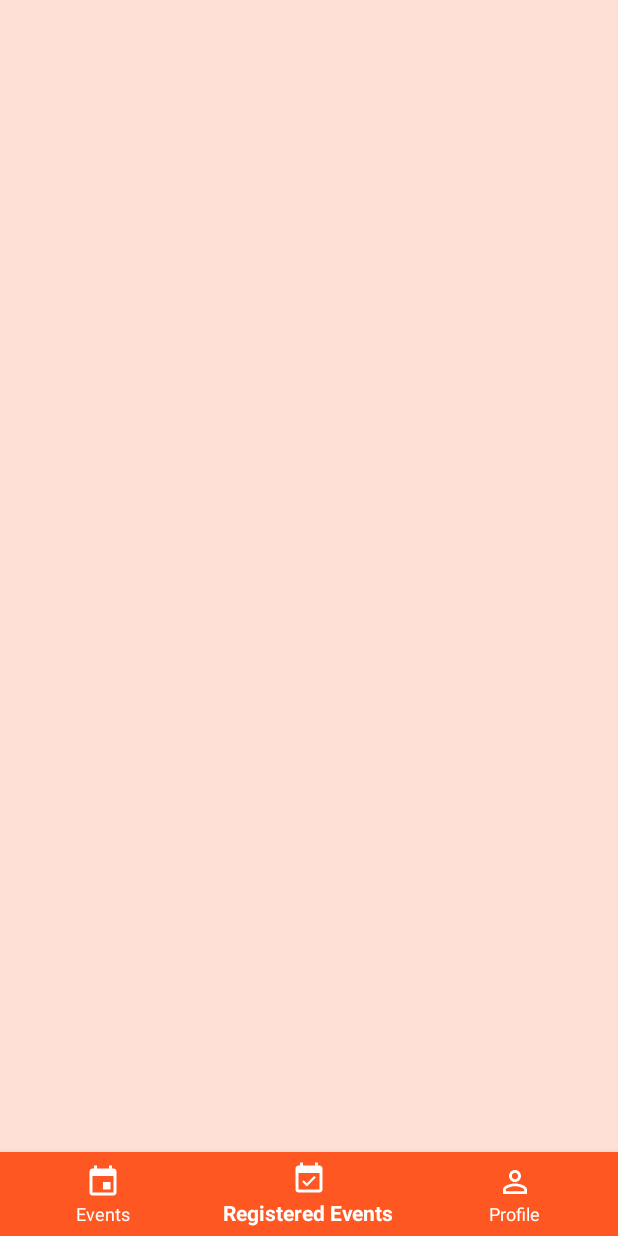
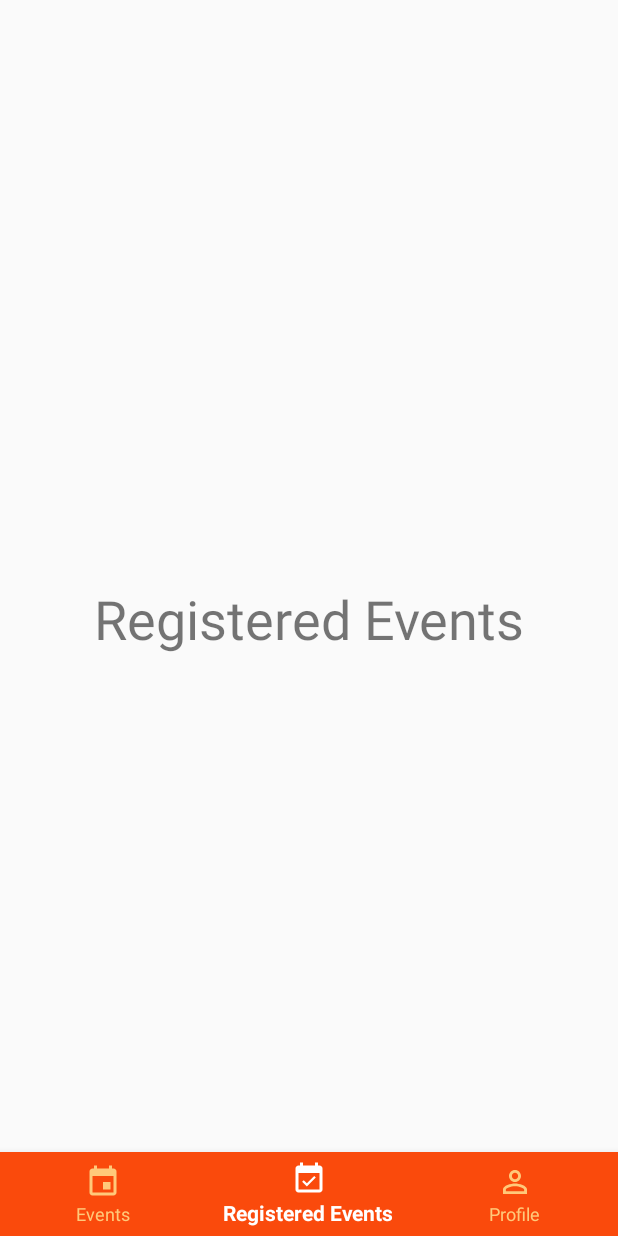
Before and after one commit to BitokBitjob/bitok-app, an Android app: the screen it shows after launch (MainActivity), item 2 of the bottom bar chosen, on a phone screen of 412 x 824 dp. Run offline under Robolectric (Android 15) with nearby library versions, the phone set to English and light mode, and no system bars; our stand-ins replace navigation-ui.

Commit message:
fix bugs

```diff
--- a/app/src/main/java/com/example/bitjobapk/MainActivity.kt
+++ b/app/src/main/java/com/example/bitjobapk/MainActivity.kt
@@ -8,6 +8,7 @@ import androidx.fragment.app.FragmentContainerView
 import androidx.navigation.NavController
 import androidx.navigation.findNavController
 import androidx.navigation.fragment.NavHostFragment
+import androidx.navigation.ui.NavigationUI.setupWithNavController
 import androidx.navigation.ui.setupWithNavController
 import com.example.bitjobapk.ui.main.EventListFragment
 import com.example.bitjobapk.ui.main.ProfileFragment
@@ -20,37 +21,18 @@ class MainActivity : AppCompatActivity() {
 
     private  lateinit var navController: NavController
 
-    private lateinit var navView : NavigationView
 
     override fun onCreate(savedInstanceState: Bundle?) {
         super.onCreate(savedInstanceState)
         setContentView(R.layout.activity_main)
 
 
-        val eventlistFragment = EventListFragment()
-        val registeredEventFragment = RegisteredEventFragment()
-        val profileFragment = ProfileFragment()
-        makeCurrentFragment(eventlistFragment)
-
-        navView.setNavigationItemSelectedListener {
-            when (it.itemId){
-                R.id.ic_event -> makeCurrentFragment(eventlistFragment)
-                R.id.ic_registered_event -> makeCurrentFragment(registeredEventFragment)
-                R.id.ic_profile -> makeCurrentFragment(profileFragment)
-            }
-            true
-        }
-
         val navHostFragment = supportFragmentManager
             .findFragmentById(R.id.fragment) as NavHostFragment
         navController = navHostFragment.navController
+        val bottomNavigationView = findViewById<BottomNavigationView>(R.id.bottom_navigation)
+        setupWithNavController(bottomNavigationView , navController)
     }
-
-    private fun makeCurrentFragment(fragmentContainerView: Fragment) =
-        supportFragmentManager.beginTransaction().apply {
-            replace(R.id.fragment, fragmentContainerView)
-            commit()
-        }
 
     override fun onSupportNavigateUp(): Boolean {
         return  navController.navigateUp() ||  super.onSupportNavigateUp()
--- /dev/null
+++ b/app/src/main/res/drawable/bottom_nav_colors.xml
@@ -0,0 +1,8 @@
+<?xml version="1.0" encoding="utf-8"?>
+<selector xmlns:android="http://schemas.android.com/apk/res/android">
+
+    <item android:color="#fff" android:state_checked="true" />
+
+    <item android:color="#FFC97A" android:state_checked="false" />
+
+</selector>
--- a/app/src/main/res/layout/activity_main.xml
+++ b/app/src/main/res/layout/activity_main.xml
@@ -22,13 +22,13 @@
         android:id="@+id/bottom_navigation"
         android:layout_width="match_parent"
         android:layout_height="wrap_content"
-        app:layout_constraintBottom_toBottomOf="parent"
+        android:background="@color/first_color"
+        app:itemIconTint="@drawable/bottom_nav_colors"
+        app:itemTextColor="@drawable/bottom_nav_colors"
+        app:layout_constraintBottom_toBottomOf="@+id/fragment"
         app:layout_constraintLeft_toLeftOf="parent"
         app:layout_constraintRight_toRightOf="parent"
-        app:menu="@menu/menu"
-        android:background="#FF5722"
-        app:itemIconTint="#ffff"
-        app:itemTextColor="#ffff"/>
+        app:menu="@menu/menu" />
 
 
 </androidx.constraintlayout.widget.ConstraintLayout>
--- a/app/src/main/res/menu/menu.xml
+++ b/app/src/main/res/menu/menu.xml
@@ -1,15 +1,15 @@
 <?xml version="1.0" encoding="utf-8"?>
 <menu xmlns:android="http://schemas.android.com/apk/res/android">
     <item
-        android:id="@+id/ic_event"
+        android:id="@+id/eventListFragment"
         android:icon="@drawable/ic_event"
         android:title="Events"/>
     <item
-        android:id="@+id/ic_registered_event"
+        android:id="@+id/registeredEventFragment"
         android:icon="@drawable/ic_registered_event"
         android:title="Registered Events"/>
     <item
-        android:id="@+id/ic_profile"
+        android:id="@+id/profileFragment"
         android:icon="@drawable/ic_profile"
         android:title="Profile"/>
 </menu>
--- a/app/src/main/res/navigation/nav_graph.xml
+++ b/app/src/main/res/navigation/nav_graph.xml
@@ -36,5 +36,15 @@
         android:id="@+id/eventListFragment"
         android:name="com.example.bitjobapk.ui.main.EventListFragment"
         android:label="EventListFragment" />
+    <fragment
+        android:id="@+id/registeredEventFragment"
+        android:name="com.example.bitjobapk.ui.main.RegisteredEventFragment"
+        android:label="fragment_registered_event"
+        tools:layout="@layout/fragment_registered_event" />
+    <fragment
+        android:id="@+id/profileFragment"
+        android:name="com.example.bitjobapk.ui.main.ProfileFragment"
+        android:label="fragment_profile"
+        tools:layout="@layout/fragment_profile" />
 
 </navigation>
```
